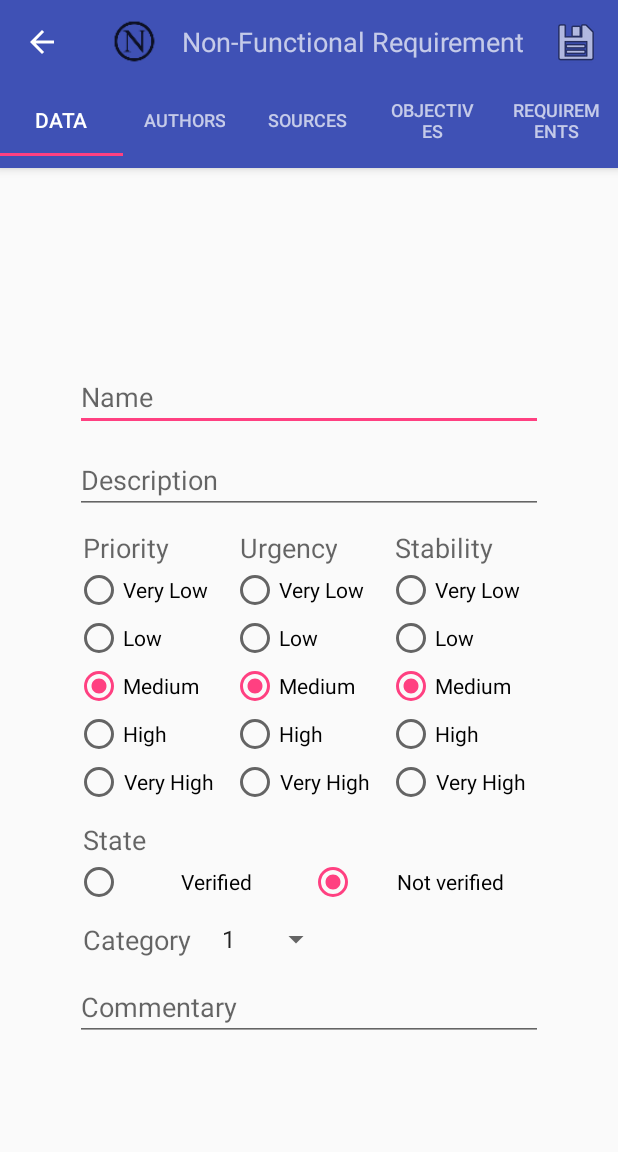
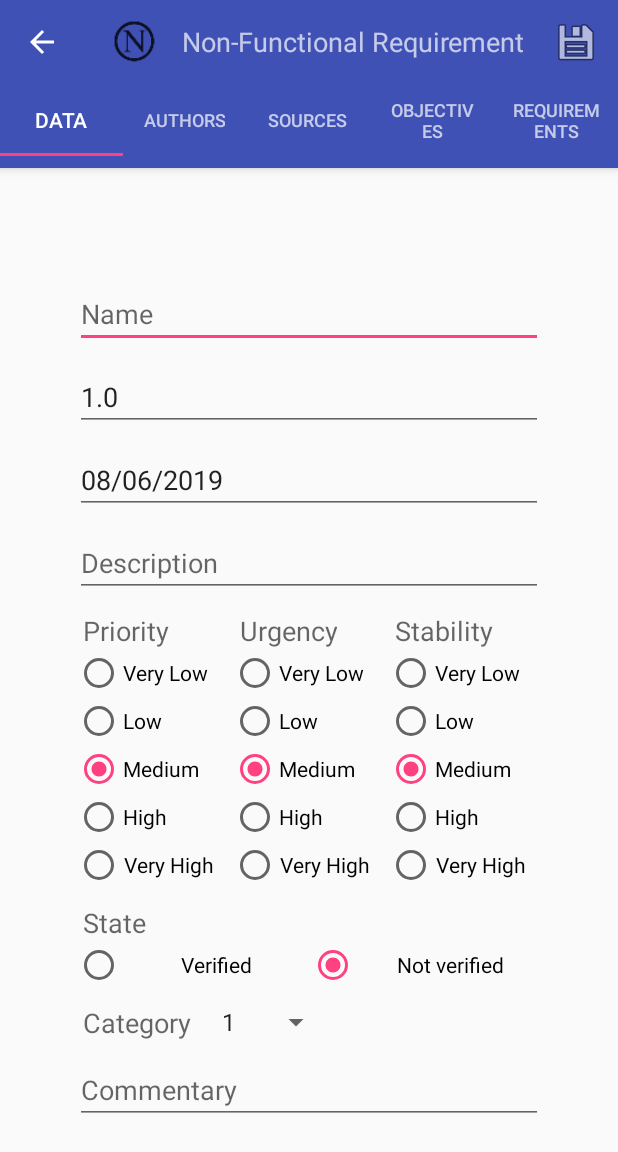
Before and after one commit to ArturoBalleros/ReadyReqAnd, an Android app: the ReqNFunActivity screen opened directly, with no data from a screen before it, after a tap on "Save", on a phone screen of 412 x 824 dp. Shown: the top 1152 px of the screen. Run offline under Robolectric (Android 15) with nearby library versions, the phone set to English and light mode, and no system bars; our stand-ins replace Volley; network calls fail.

Commit message:
version y fecha en requisitos no funcionales

```diff
--- a/app/src/main/java/com/karveg/readyreq/Activities/ReqNFunActivity.java
+++ b/app/src/main/java/com/karveg/readyreq/Activities/ReqNFunActivity.java
@@ -174,28 +174,32 @@ public class ReqNFunActivity extends AppCompatActivity {
             url = "http://" + MyApplication.IP_SERVER + ":" + MyApplication.PORTHTTP + "/readyreq/reqnfun_update.php?";
             url += "a=" + reqnfun.getId() + "&";
             url += "b=" + reqnfun.getName() + "&";
-            url += "c=" + reqnfun.getDescription() + "&";
-            url += "d=" + reqnfun.getPrior() + "&";
-            url += "e=" + reqnfun.getUrge() + "&";
-            url += "f=" + reqnfun.getEsta() + "&";
-            if (reqnfun.isState()) url += "g=" + 1 + "&";
-            else url += "g=" + 0 + "&";
-            url += "h=" + reqnfun.getCategory() + "&";
-            url += "i=" + reqnfun.getCommentary();
+            url += "c=" + reqnfun.getVersion() + "&";
+            url += "d=" + Utils.DateToString(reqnfun.getFech(), true) + "&";
+            url += "e=" + reqnfun.getDescription() + "&";
+            url += "f=" + reqnfun.getPrior() + "&";
+            url += "g=" + reqnfun.getUrge() + "&";
+            url += "h=" + reqnfun.getEsta() + "&";
+            if (reqnfun.isState()) url += "i=" + 1 + "&";
+            else url += "i=" + 0 + "&";
+            url += "j=" + reqnfun.getCategory() + "&";
+            url += "k=" + reqnfun.getCommentary();
             Utils.create_update_delete(ReqNFunActivity.this, url, progressDialog, MyApplication.REQ_NO_FUN, true);
 
         } else { //Creo
 
             url = "http://" + MyApplication.IP_SERVER + ":" + MyApplication.PORTHTTP + "/readyreq/reqnfun_create.php?";
             url += "a=" + reqnfun.getName() + "&";
-            url += "b=" + reqnfun.getDescription() + "&";
-            url += "c=" + reqnfun.getPrior() + "&";
-            url += "d=" + reqnfun.getUrge() + "&";
-            url += "e=" + reqnfun.getEsta() + "&";
-            if (reqnfun.isState()) url += "f=" + 1 + "&";
-            else url += "f=" + 0 + "&";
-            url += "g=" + reqnfun.getCategory() + "&";
-            url += "h=" + reqnfun.getCommentary();
+            url += "b=" + reqnfun.getVersion() + "&";
+            url += "c=" + Utils.DateToString(reqnfun.getFech(), true) + "&";
+            url += "d=" + reqnfun.getDescription() + "&";
+            url += "e=" + reqnfun.getPrior() + "&";
+            url += "f=" + reqnfun.getUrge() + "&";
+            url += "g=" + reqnfun.getEsta() + "&";
+            if (reqnfun.isState()) url += "h=" + 1 + "&";
+            else url += "h=" + 0 + "&";
+            url += "i=" + reqnfun.getCategory() + "&";
+            url += "j=" + reqnfun.getCommentary();
             Utils.create_update_delete(ReqNFunActivity.this, url, progressDialog, MyApplication.REQ_NO_FUN, true);
             ReqNFun.getIdReque(getApplicationContext(), reqnfun.getName(), progressDialog);
 
--- a/app/src/main/java/com/karveg/readyreq/Fragments/ReqNFunFragment.java
+++ b/app/src/main/java/com/karveg/readyreq/Fragments/ReqNFunFragment.java
@@ -1,24 +1,30 @@
 package com.karveg.readyreq.Fragments;
 
 import android.annotation.SuppressLint;
+import android.app.DatePickerDialog;
 import android.content.Context;
 import android.os.Bundle;
 import android.support.v4.app.Fragment;
 import android.view.LayoutInflater;
 import android.view.View;
 import android.view.ViewGroup;
+import android.widget.DatePicker;
 import android.widget.EditText;
 import android.widget.RadioButton;
 import android.widget.Spinner;
+import android.widget.TextView;
 
 import com.karveg.readyreq.Models.ReqNFun;
 import com.karveg.readyreq.R;
+import com.karveg.readyreq.Utils.Utils;
 
 public class ReqNFunFragment extends Fragment {
 
     private static ReqNFun reqnfun;
 
     private static EditText editTextName;
+    private static EditText editTextVer;
+    private static EditText editTextDate;
     private static EditText editTextDesc;
 
     private static RadioButton radioButtonPVLow;
@@ -78,11 +84,31 @@ public class ReqNFunFragment extends Fragment {
         bindUI(view);
         setValuesUI();
 
+        editTextDate.setOnClickListener(new View.OnClickListener() {
+            @Override
+            public void onClick(View v) {
+                showDatePickerDialog();
+            }
+        });
+
         return view;
+    }
+
+    private void showDatePickerDialog() {
+        DatePickerFragment newFragment = DatePickerFragment.newInstance(new DatePickerDialog.OnDateSetListener() {
+            @Override
+            public void onDateSet(DatePicker datePicker, int year, int month, int day) {
+                // +1 because january is zero
+                editTextDate.setText(day + "/" + (month + 1) + "/" + year);
+            }
+        });
+        newFragment.show(getActivity().getSupportFragmentManager(), "datePicker");
     }
 
     private void bindUI(View view) {
         editTextName = view.findViewById(R.id.editTextName);
+        editTextVer = view.findViewById(R.id.editTextVer);
+        editTextDate = view.findViewById(R.id.editTextDate);
         editTextDesc = view.findViewById(R.id.editTextDesc);
 
         radioButtonPVLow = view.findViewById(R.id.radioButtonPVLow);
@@ -112,6 +138,8 @@ public class ReqNFunFragment extends Fragment {
 
     private void setValuesUI() {
         editTextName.setText(reqnfun.getName());
+        editTextVer.setText(reqnfun.getVersion() + "");
+        editTextDate.setText(Utils.DateToString(reqnfun.getFech(), false));
         editTextDesc.setText(reqnfun.getDescription());
 
         if (reqnfun.getPrior() == 1) radioButtonPVLow.setChecked(true);
@@ -141,6 +169,8 @@ public class ReqNFunFragment extends Fragment {
 
     public static void setValuesReque() {
         reqnfun.setName(editTextName.getText().toString());
+        reqnfun.setVersion(Double.parseDouble(editTextVer.getText().toString()));
+        reqnfun.setFech(Utils.StringToDate(editTextDate.getText().toString(), false));
         reqnfun.setDescription(editTextDesc.getText().toString());
 
         if (radioButtonPVLow.isChecked()) reqnfun.setPrior(1);
--- a/app/src/main/java/com/karveg/readyreq/Models/ReqNFun.java
+++ b/app/src/main/java/com/karveg/readyreq/Models/ReqNFun.java
@@ -79,6 +79,8 @@ public class ReqNFun extends ObjEstandar implements Serializable {
                     ReqNFun r = new ReqNFun();
                     r.setId(jsonObject.optInt("Id"));
                     r.setName(jsonObject.optString("Nombre"));
+                    r.setVersion(jsonObject.optDouble("Version"));
+                    r.setFech(Utils.StringToDate(jsonObject.optString("Fecha"), true));
                     r.setDescription(jsonObject.optString("Descripcion"));
                     r.setPrior(jsonObject.optInt("Prioridad"));
                     r.setUrge(jsonObject.optInt("Urgencia"));
--- a/app/src/main/res/layout/fragment_req_nfun.xml
+++ b/app/src/main/res/layout/fragment_req_nfun.xml
@@ -33,6 +33,29 @@
                     android:layout_marginTop="20dp"
                     android:hint="@string/text_name"
                     android:textSize="18dp" />
+
+                <EditText
+                    android:id="@+id/editTextVer"
+                    android:layout_width="match_parent"
+                    android:layout_height="wrap_content"
+                    android:layout_gravity="center_horizontal"
+                    android:layout_marginHorizontal="50dp"
+                    android:layout_marginTop="10dp"
+                    android:hint="@string/text_version"
+                    android:inputType="numberDecimal"
+                    android:textSize="18dp" />
+
+                <EditText
+                    android:id="@+id/editTextDate"
+                    android:layout_width="match_parent"
+                    android:layout_height="wrap_content"
+                    android:layout_marginHorizontal="50dp"
+                    android:layout_marginTop="10dp"
+                    android:clickable="true"
+                    android:focusable="false"
+                    android:hint="@string/formato_fecha"
+                    android:inputType="date"
+                    android:maxLines="1" />
 
                 <EditText
                     android:id="@+id/editTextDesc"
```
